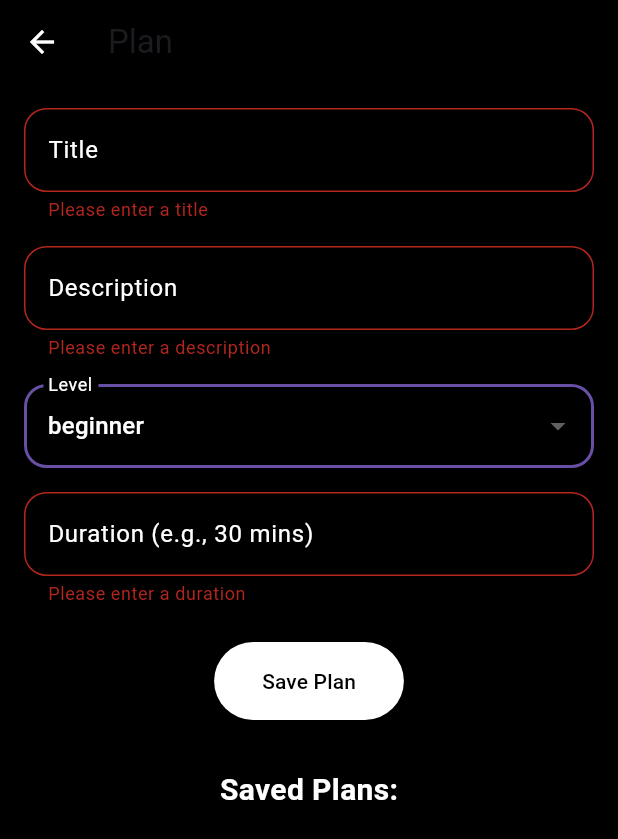
After one commit to Abdimahad1/fitness_app_nodeJS, a Flutter app: the PlanScreen screen opened directly, after a tap on "beginner", after a tap on "Save Plan", on a phone screen of 412 x 824 dp. The commit adds this screen. Shown: the top 839 px of the screen. Run offline on Flutter 3.47's test engine with Material 3 defaults, Android fonts, the phone set to English and light mode, and no system bars; our stand-ins replace animated_text_kit, get; network calls fail.

Commit message:
last Commit

```diff
--- a/lib/main.dart
+++ b/lib/main.dart
@@ -8,7 +8,7 @@ import 'package:get/get.dart';
 
 void main() {
   // Initialize the UserController
-  Get.put(UserController()); // Ensures the UserController is available throughout the app
+  Get.put(UserController()); // Instantiate UserController here
 
   runApp(const MyApp());
 }
@@ -24,7 +24,7 @@ class MyApp extends StatelessWidget {
       theme: ThemeData(
         primarySwatch: Colors.blue,
       ),
-      home: const HelloScreen(), // Set StartNowScreen as the initial screen
+      home: const HomeScreen(), // Set StartNowScreen as the initial screen
     );
   }
 }
--- a/lib/screens/authentications/login_screen.dart
+++ b/lib/screens/authentications/login_screen.dart
@@ -43,8 +43,8 @@ class _LoginScreenState extends State<LoginScreen> {
           colorText: Colors.white,
         );
 
-        // Navigate to HelloScreen after successful login
-        Get.offAll(() => const HelloScreen());
+        // Navigate to HomeScreen after successful login
+        Get.offAll(() => const HomeScreen());
       } else {
         Get.snackbar(
           'Error',
--- /dev/null
+++ b/lib/screens/mainScreens/plan.dart
@@ -0,0 +1,321 @@
+import 'package:flutter/material.dart';
+import '../../services/workout_service.dart';
+
+class PlanScreen extends StatefulWidget {
+  const PlanScreen({super.key});
+
+  @override
+  _PlanScreenState createState() => _PlanScreenState();
+}
+
+class _PlanScreenState extends State<PlanScreen> {
+  final _formKey = GlobalKey<FormState>();
+  final TextEditingController _titleController = TextEditingController();
+  final TextEditingController _descriptionController = TextEditingController();
+  String _selectedLevel = 'beginner'; // Default level
+  final TextEditingController _durationController = TextEditingController();
+
+  List<dynamic> savedPlans = [];
+  String? _editingPlanId; // Track the ID of the plan being edited
+
+  void _savePlan() async {
+    if (_formKey.currentState!.validate()) {
+      final plan = {
+        'title': _titleController.text,
+        'description': _descriptionController.text,
+        'level': _selectedLevel,
+        'duration': _durationController.text,
+      };
+
+      try {
+        if (_editingPlanId != null) {
+          // Update existing plan
+          await WorkoutService.updateWorkoutPlan(_editingPlanId!, plan);
+          ScaffoldMessenger.of(context).showSnackBar(
+            const SnackBar(content: Text('Workout plan updated successfully!')),
+          );
+        } else {
+          // Create new plan
+          await WorkoutService.createWorkoutPlan(plan);
+          ScaffoldMessenger.of(context).showSnackBar(
+            const SnackBar(content: Text('Workout plan saved successfully!')),
+          );
+        }
+        _fetchWorkoutPlans(); // Refresh the list of plans
+        _clearForm(); // Clear the form fields
+      } catch (e) {
+        ScaffoldMessenger.of(context).showSnackBar(
+          SnackBar(content: Text('Error: $e')),
+        );
+      }
+    }
+  }
+
+  void _fetchWorkoutPlans() async {
+    try {
+      final plans = await WorkoutService.fetchWorkoutPlans();
+      setState(() {
+        savedPlans = plans;
+      });
+    } catch (e) {
+      ScaffoldMessenger.of(context).showSnackBar(
+        SnackBar(content: Text('Error fetching workout plans: $e')),
+      );
+    }
+  }
+
+  void _deleteWorkoutPlan(String id) async {
+    // Show confirmation dialog
+    final confirmed = await showDialog(
+      context: context,
+      builder: (context) => AlertDialog(
+        title: const Text('Delete Plan'),
+        content: const Text('Are you sure you want to delete this plan?'),
+        actions: [
+          TextButton(
+            onPressed: () => Navigator.pop(context, false),
+            child: const Text('Cancel'),
+          ),
+          TextButton(
+            onPressed: () => Navigator.pop(context, true),
+            child: const Text('Delete', style: TextStyle(color: Colors.red)),
+          ),
+        ],
+      ),
+    );
+
+    if (confirmed == true) {
+      try {
+        await WorkoutService.deleteWorkoutPlan(id);
+        _fetchWorkoutPlans(); // Refresh the list of plans
+        ScaffoldMessenger.of(context).showSnackBar(
+          const SnackBar(content: Text('Workout plan deleted successfully!')),
+        );
+      } catch (e) {
+        ScaffoldMessenger.of(context).showSnackBar(
+          SnackBar(content: Text('Error deleting workout plan: $e')),
+        );
+      }
+    }
+  }
+
+  void _editWorkoutPlan(Map<String, dynamic> plan) {
+    setState(() {
+      _editingPlanId = plan['_id'];
+      _titleController.text = plan['title'];
+      _descriptionController.text = plan['description'];
+      _selectedLevel = plan['level'];
+      _durationController.text = plan['duration'];
+    });
+  }
+
+  void _clearForm() {
+    _titleController.clear();
+    _descriptionController.clear();
+    _durationController.clear();
+    setState(() {
+      _selectedLevel = 'beginner';
+      _editingPlanId = null; // Reset editing state
+    });
+  }
+
+  void _updatePlan(String id) async {
+    final plan = {
+      'title': _titleController.text,
+      'description': _descriptionController.text,
+      'level': _selectedLevel,
+      'duration': _durationController.text,
+    };
+
+    try {
+      await WorkoutService.updateWorkoutPlan(id, plan);
+      _fetchWorkoutPlans(); // Refresh the list of plans
+    } catch (e) {
+      ScaffoldMessenger.of(context).showSnackBar(
+        SnackBar(content: Text('Error: $e')),
+      );
+    }
+  }
+
+  @override
+  void initState() {
+    super.initState();
+    _fetchWorkoutPlans(); // Fetch plans when the screen loads
+  }
+
+  @override
+  Widget build(BuildContext context) {
+    return Scaffold(
+      appBar: AppBar(
+        leading: IconButton(
+          icon: const Icon(Icons.arrow_back, color: Colors.white),
+          onPressed: () {
+            Navigator.pop(context);
+          },
+        ),
+        title: const Text("Plan"),
+        backgroundColor: Colors.black,
+      ),
+      body: Container(
+        color: Colors.black, // Dark background
+        padding: const EdgeInsets.all(16.0),
+        child: Column(
+          children: [
+            Form(
+              key: _formKey,
+              child: Column(
+                children: [
+                  _buildRoundedTextField(
+                    controller: _titleController,
+                    label: 'Title',
+                    validator: (value) {
+                      if (value == null || value.isEmpty) {
+                        return 'Please enter a title';
+                      }
+                      return null;
+                    },
+                  ),
+                  const SizedBox(height: 16),
+                  _buildRoundedTextField(
+                    controller: _descriptionController,
+                    label: 'Description',
+                    validator: (value) {
+                      if (value == null || value.isEmpty) {
+                        return 'Please enter a description';
+                      }
+                      return null;
+                    },
+                  ),
+                  const SizedBox(height: 16),
+                  DropdownButtonFormField<String>(
+                    value: _selectedLevel,
+                    decoration: InputDecoration(
+                      labelText: 'Level',
+                      labelStyle: const TextStyle(color: Colors.white), // White label text
+                      border: OutlineInputBorder(
+                        borderRadius: BorderRadius.circular(15),
+                        borderSide: const BorderSide(color: Colors.white), // White border
+                      ),
+                    ),
+                    dropdownColor: Colors.black, // Dropdown background color
+                    items: ['beginner', 'intermediate', 'advanced']
+                        .map((level) => DropdownMenuItem(
+                      value: level,
+                      child: Text(level, style: const TextStyle(color: Colors.white)), // White text
+                    ))
+                        .toList(),
+                    onChanged: (value) {
+                      setState(() {
+                        _selectedLevel = value!;
+                      });
+                    },
+                  ),
+                  const SizedBox(height: 16),
+                  _buildRoundedTextField(
+                    controller: _durationController,
+                    label: 'Duration (e.g., 30 mins)',
+                    validator: (value) {
+                      if (value == null || value.isEmpty) {
+                        return 'Please enter a duration';
+                      }
+                      return null;
+                    },
+                  ),
+                  const SizedBox(height: 24),
+                  ElevatedButton(
+                    onPressed: _savePlan,
+                    style: ElevatedButton.styleFrom(
+                      backgroundColor: Colors.white, // White button background
+                      padding: const EdgeInsets.symmetric(horizontal: 32, vertical: 16),
+                    ),
+                    child: Text(
+                      _editingPlanId != null ? 'Update Plan' : 'Save Plan',
+                      style: const TextStyle(color: Colors.black), // Black text
+                    ),
+                  ),
+                ],
+              ),
+            ),
+            const SizedBox(height: 32),
+            const Text(
+              'Saved Plans:',
+              style: TextStyle(fontSize: 20, fontWeight: FontWeight.bold, color: Colors.white), // White text
+            ),
+            Expanded(
+              child: ListView.builder(
+                itemCount: savedPlans.length,
+                itemBuilder: (context, index) {
+                  final plan = savedPlans[index];
+                  return _buildPlanCard(plan);
+                },
+              ),
+            ),
+          ],
+        ),
+      ),
+    );
+  }
+
+  Widget _buildRoundedTextField({
+    required TextEditingController controller,
+    required String label,
+    required String? Function(String?) validator,
+  }) {
+    return TextFormField(
+      controller: controller,
+      style: const TextStyle(color: Colors.white), // White text
+      decoration: InputDecoration(
+        labelText: label,
+        labelStyle: const TextStyle(color: Colors.white), // White label text
+        border: OutlineInputBorder(
+          borderRadius: BorderRadius.circular(15),
+          borderSide: const BorderSide(color: Colors.white), // White border
+        ),
+        focusedBorder: OutlineInputBorder(
+          borderRadius: BorderRadius.circular(15),
+          borderSide: const BorderSide(color: Colors.blue, width: 2),
+        ),
+        enabledBorder: OutlineInputBorder(
+          borderRadius: BorderRadius.circular(15),
+          borderSide: const BorderSide(color: Colors.grey, width: 1),
+        ),
+      ),
+      validator: validator,
+    );
+  }
+
+  Widget _buildPlanCard(Map<String, dynamic> plan) {
+    return Card(
+      margin: const EdgeInsets.symmetric(vertical: 8),
+      shape: RoundedRectangleBorder(
+        borderRadius: BorderRadius.circular(15),
+      ),
+      elevation: 4,
+      color: Colors.grey[850], // Dark card background
+      child: ListTile(
+        title: Text(plan['title'] ?? 'No Title', style: const TextStyle(color: Colors.white)), // White text
+        subtitle: Text(
+          '${plan['description'] ?? 'No Description'} - ${plan['level'] ?? 'No Level'} - ${plan['duration'] ?? 'No Duration'}',
+          style: const TextStyle(color: Colors.white70), // Light grey text
+        ),
+        trailing: Row(
+          mainAxisSize: MainAxisSize.min,
+          children: [
+            IconButton(
+              icon: const Icon(Icons.edit, color: Colors.blue), // Blue edit icon
+              onPressed: () {
+                _editWorkoutPlan(plan); // Fill form fields for editing
+              },
+            ),
+            IconButton(
+              icon: const Icon(Icons.delete, color: Colors.red), // Red delete icon
+              onPressed: () {
+                _deleteWorkoutPlan(plan['_id']); // Call delete function
+              },
+            ),
+          ],
+        ),
+      ),
+    );
+  }
+}
--- /dev/null
+++ b/lib/services/workout_service.dart
@@ -0,0 +1,63 @@
+import 'dart:convert';
+import 'package:http/http.dart' as http;
+
+class WorkoutService {
+  static const String baseUrl = 'http://10.0.2.2:5000/api/workout-plans';
+
+  // Create a new workout plan
+  static Future<void> createWorkoutPlan(Map<String, dynamic> plan) async {
+    final url = Uri.parse(baseUrl);
+    final response = await http.post(
+      url,
+      headers: {'Content-Type': 'application/json'},
+      body: jsonEncode(plan),
+    );
+
+    if (response.statusCode == 201) {
+      print('Workout plan created successfully!');
+    } else {
+      throw Exception('Failed to create workout plan: ${response.body}');
+    }
+  }
+
+  // Fetch all workout plans
+  static Future<List<dynamic>> fetchWorkoutPlans() async {
+    final url = Uri.parse(baseUrl);
+    final response = await http.get(url);
+
+    if (response.statusCode == 200) {
+      print('Response: ${response.body}');
+      return jsonDecode(response.body);
+    } else {
+      throw Exception('Failed to fetch workout plans: ${response.body}');
+    }
+  }
+
+  // Update a workout plan
+  static Future<void> updateWorkoutPlan(String id, Map<String, dynamic> plan) async {
+    final url = Uri.parse('$baseUrl/$id');
+    final response = await http.put(
+      url,
+      headers: {'Content-Type': 'application/json'},
+      body: jsonEncode(plan),
+    );
+
+    if (response.statusCode == 200) {
+      print('Workout plan updated successfully!');
+    } else {
+      throw Exception('Failed to update workout plan: ${response.body}');
+    }
+  }
+
+  // Delete a workout plan
+  static Future<void> deleteWorkoutPlan(String id) async {
+    final url = Uri.parse('$baseUrl/$id'); // Assuming your API supports DELETE at this endpoint
+    final response = await http.delete(url);
+
+    if (response.statusCode == 200) {
+      print('Workout plan deleted successfully!');
+    } else {
+      throw Exception('Failed to delete workout plan: ${response.body}');
+    }
+  }
+}
```
Also changed, not shown: lib/controllers/user_controller.dart (+79 -52 lines), lib/models/user_model.dart (+15 -0 lines), lib/screens/mainScreens/home.dart (+22 -3 lines), lib/screens/mainScreens/profile.dart (+16 -2 lines), lib/screens/mainScreens/workout_detail.dart (+36 -11 lines), lib/screens/startUp/hello.dart (+14 -0 lines).
